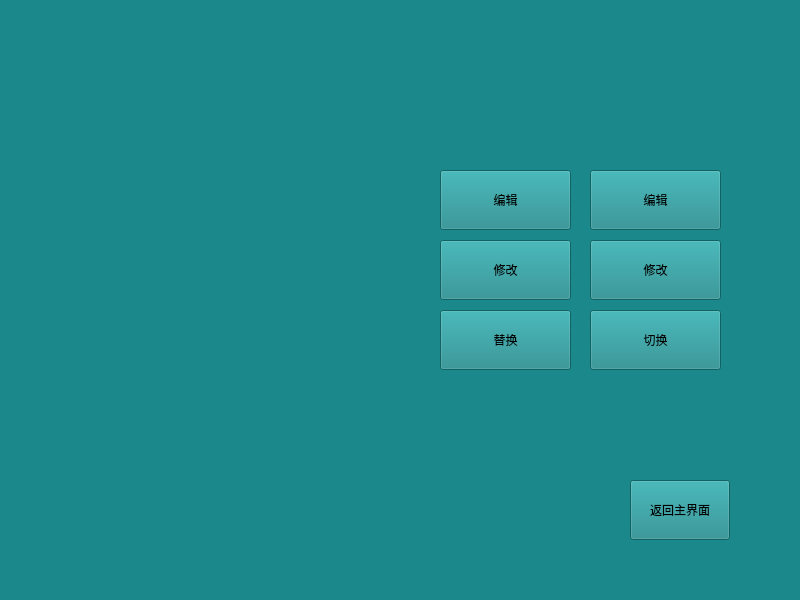
Above: ColorSelect/page_05.ui from ChihiroFairy/MyCode before the change. Below: the same form after it.
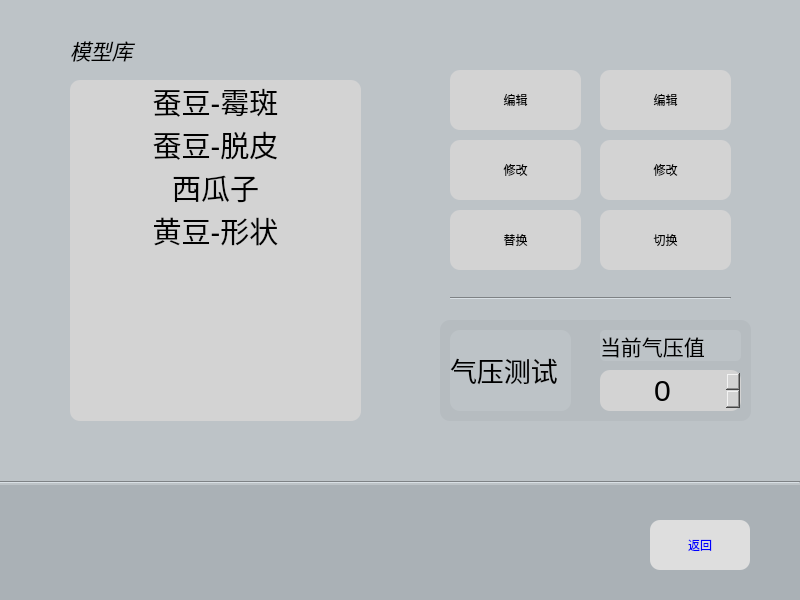
That is the form after the change. Icons and pictures are not drawn.

Diff of the .ui file:
```diff
--- a/ColorSelect/page_05.ui
+++ b/ColorSelect/page_05.ui
@@ -10,35 +10,60 @@
     <height>600</height>
    </rect>
   </property>
+  <property name="minimumSize">
+   <size>
+    <width>800</width>
+    <height>600</height>
+   </size>
+  </property>
   <property name="windowTitle">
    <string>Form</string>
   </property>
   <property name="styleSheet">
-   <string notr="true">QMainWindow,QWidget{background-color:#1b898b}
-</string>
+   <string notr="true">QMainWindow,QWidget{background-color:#bdc3c7;}</string>
   </property>
   <widget class="QPushButton" name="exitButton">
    <property name="geometry">
     <rect>
-     <x>630</x>
-     <y>480</y>
+     <x>650</x>
+     <y>520</y>
      <width>100</width>
-     <height>60</height>
+     <height>50</height>
     </rect>
    </property>
+   <property name="styleSheet">
+    <string notr="true">QPushButton{
+border-radius:10px;
+background:#dedede;
+color:blue;
+}
+QPushButton::pressed{
+background:lightyellow;
+}
+</string>
+   </property>
    <property name="text">
-    <string>返回主界面</string>
+    <string>返回</string>
    </property>
   </widget>
   <widget class="QPushButton" name="changeButton">
    <property name="geometry">
     <rect>
-     <x>590</x>
-     <y>310</y>
+     <x>600</x>
+     <y>210</y>
      <width>131</width>
      <height>60</height>
     </rect>
    </property>
+   <property name="styleSheet">
+    <string notr="true">QPushButton{
+border-radius:10px;
+background:lightgray;
+}
+QPushButton::hover{
+background:#AAB1B6;
+}</string>
+   </property>
    <property name="text">
     <string>切换</string>
    </property>
@@ -46,12 +71,21 @@
   <widget class="QPushButton" name="pushButton_3">
    <property name="geometry">
     <rect>
-     <x>590</x>
-     <y>240</y>
+     <x>600</x>
+     <y>140</y>
      <width>131</width>
      <height>60</height>
     </rect>
    </property>
+   <property name="styleSheet">
+    <string notr="true">QPushButton{
+border-radius:10px;
+background:lightgray;
+}
+QPushButton::hover{
+background:#AAB1B6;
+}</string>
+   </property>
    <property name="text">
     <string>修改</string>
    </property>
@@ -59,12 +93,21 @@
   <widget class="QPushButton" name="pushButton_4">
    <property name="geometry">
     <rect>
-     <x>590</x>
-     <y>170</y>
+     <x>600</x>
+     <y>70</y>
      <width>131</width>
      <height>60</height>
     </rect>
    </property>
+   <property name="styleSheet">
+    <string notr="true">QPushButton{
+border-radius:10px;
+background:lightgray;
+}
+QPushButton::hover{
+background:#AAB1B6;
+}</string>
+   </property>
    <property name="text">
     <string>编辑</string>
    </property>
@@ -72,12 +115,21 @@
   <widget class="QPushButton" name="pushButton_5">
    <property name="geometry">
     <rect>
-     <x>440</x>
-     <y>170</y>
+     <x>450</x>
+     <y>70</y>
      <width>131</width>
      <height>60</height>
     </rect>
    </property>
+   <property name="styleSheet">
+    <string notr="true">QPushButton{
+border-radius:10px;
+background:lightgray;
+}
+QPushButton::hover{
+background:#AAB1B6;
+}</string>
+   </property>
    <property name="text">
     <string>编辑</string>
    </property>
@@ -85,12 +137,21 @@
   <widget class="QPushButton" name="pushButton_6">
    <property name="geometry">
     <rect>
-     <x>440</x>
-     <y>310</y>
+     <x>450</x>
+     <y>210</y>
      <width>131</width>
      <height>60</height>
     </rect>
    </property>
+   <property name="styleSheet">
+    <string notr="true">QPushButton{
+border-radius:10px;
+background:lightgray;
+}
+QPushButton::hover{
+background:#AAB1B6;
+}</string>
+   </property>
    <property name="text">
     <string>替换</string>
    </property>
@@ -98,30 +159,286 @@
   <widget class="QPushButton" name="pushButton_7">
    <property name="geometry">
     <rect>
-     <x>440</x>
-     <y>240</y>
+     <x>450</x>
+     <y>140</y>
      <width>131</width>
      <height>60</height>
     </rect>
    </property>
+   <property name="styleSheet">
+    <string notr="true">QPushButton{
+border-radius:10px;
+background:lightgray;
+}
+QPushButton::hover{
+background:#AAB1B6;
+}</string>
+   </property>
    <property name="text">
     <string>修改</string>
    </property>
   </widget>
-  <widget class="QWidget" name="widget" native="true">
+  <widget class="Line" name="line">
    <property name="geometry">
     <rect>
-     <x>80</x>
-     <y>160</y>
-     <width>301</width>
-     <height>301</height>
+     <x>0</x>
+     <y>480</y>
+     <width>800</width>
+     <height>5</height>
     </rect>
    </property>
+   <property name="orientation">
+    <enum>Qt::Horizontal</enum>
+   </property>
+  </widget>
+  <widget class="QWidget" name="widget_2" native="true">
+   <property name="geometry">
+    <rect>
+     <x>0</x>
+     <y>480</y>
+     <width>801</width>
+     <height>121</height>
+    </rect>
+   </property>
    <property name="styleSheet">
-    <string notr="true">
-</string>
+    <string notr="true">QWidget{
+background:#AAB1B6;
+}</string>
    </property>
   </widget>
+  <widget class="QSpinBox" name="pressure_spinBox">
+   <property name="geometry">
+    <rect>
+     <x>600</x>
+     <y>370</y>
+     <width>141</width>
+     <height>41</height>
+    </rect>
+   </property>
+   <property name="styleSheet">
+    <string notr="true">QSpinBox::up-button {
+	subcontrol-origin:border;
+    subcontrol-position:right;
+ 	image: url(:/new/icon/icon/plus.png);
+    width: 0px;
+    height: 0px;       
+}
+QSpinBox::down-button {
+	subcontrol-origin:border;
+    subcontrol-position:left;
+ 	image: url(:/new/icon/icon/minus.png);
+    width: 0px;
+    height: 0px; 
+}
+QSpinBox{
+border-width:5px;
+border-radius:10px;
+font-size:30px;
+background:lightgray;
+}</string>
+   </property>
+   <property name="alignment">
+    <set>Qt::AlignCenter</set>
+   </property>
+  </widget>
+  <widget class="QLabel" name="label">
+   <property name="geometry">
+    <rect>
+     <x>450</x>
+     <y>330</y>
+     <width>121</width>
+     <height>81</height>
+    </rect>
+   </property>
+   <property name="styleSheet">
+    <string notr="true">QLabel{
+border-radius:10px;
+}</string>
+   </property>
+   <property name="text">
+    <string>&lt;html&gt;&lt;head/&gt;&lt;body&gt;&lt;p&gt;&lt;span style=&quot; font-size:20pt;&quot;&gt;气压测试&lt;/span&gt;&lt;/p&gt;&lt;/body&gt;&lt;/html&gt;</string>
+   </property>
+  </widget>
+  <widget class="QLabel" name="label_2">
+   <property name="geometry">
+    <rect>
+     <x>600</x>
+     <y>330</y>
+     <width>141</width>
+     <height>31</height>
+    </rect>
+   </property>
+   <property name="styleSheet">
+    <string notr="true">QLabel{
+border-radius:5px;
+}</string>
+   </property>
+   <property name="text">
+    <string>&lt;html&gt;&lt;head/&gt;&lt;body&gt;&lt;p&gt;&lt;span style=&quot; font-size:16pt;&quot;&gt;  当前气压值&lt;/span&gt;&lt;/p&gt;&lt;/body&gt;&lt;/html&gt;</string>
+   </property>
+  </widget>
+  <widget class="Line" name="line_2">
+   <property name="geometry">
+    <rect>
+     <x>450</x>
+     <y>290</y>
+     <width>281</width>
+     <height>16</height>
+    </rect>
+   </property>
+   <property name="orientation">
+    <enum>Qt::Horizontal</enum>
+   </property>
+  </widget>
+  <widget class="QWidget" name="widget_3" native="true">
+   <property name="geometry">
+    <rect>
+     <x>440</x>
+     <y>320</y>
+     <width>311</width>
+     <height>101</height>
+    </rect>
+   </property>
+   <property name="styleSheet">
+    <string notr="true">QWidget{
+border-radius:10px;
+background:#B6BCC0;
+}</string>
+   </property>
+  </widget>
+  <widget class="QListWidget" name="listWidget">
+   <property name="geometry">
+    <rect>
+     <x>70</x>
+     <y>80</y>
+     <width>291</width>
+     <height>341</height>
+    </rect>
+   </property>
+   <property name="styleSheet">
+    <string notr="true">QListWidget{
+background:lightgray;
+border-radius:10px;
+}</string>
+   </property>
+   <item>
+    <property name="text">
+     <string>蚕豆-霉斑</string>
+    </property>
+    <property name="font">
+     <font>
+      <pointsize>22</pointsize>
+     </font>
+    </property>
+    <property name="textAlignment">
+     <set>AlignCenter</set>
+    </property>
+    <property name="background">
+     <brush brushstyle="NoBrush">
+      <color alpha="255">
+       <red>0</red>
+       <green>0</green>
+       <blue>255</blue>
+      </color>
+     </brush>
+    </property>
+   </item>
+   <item>
+    <property name="text">
+     <string>蚕豆-脱皮</string>
+    </property>
+    <property name="font">
+     <font>
+      <pointsize>22</pointsize>
+     </font>
+    </property>
+    <property name="textAlignment">
+     <set>AlignCenter</set>
+    </property>
+    <property name="background">
+     <brush brushstyle="NoBrush">
+      <color alpha="255">
+       <red>0</red>
+       <green>0</green>
+       <blue>100</blue>
+      </color>
+     </brush>
+    </property>
+   </item>
+   <item>
+    <property name="text">
+     <string>西瓜子</string>
+    </property>
+    <property name="font">
+     <font>
+      <pointsize>22</pointsize>
+     </font>
+    </property>
+    <property name="textAlignment">
+     <set>AlignCenter</set>
+    </property>
+    <property name="background">
+     <brush brushstyle="NoBrush">
+      <color alpha="100">
+       <red>0</red>
+       <green>0</green>
+       <blue>100</blue>
+      </color>
+     </brush>
+    </property>
+   </item>
+   <item>
+    <property name="text">
+     <string>黄豆-形状</string>
+    </property>
+    <property name="font">
+     <font>
+      <pointsize>22</pointsize>
+     </font>
+    </property>
+    <property name="textAlignment">
+     <set>AlignCenter</set>
+    </property>
+    <property name="background">
+     <brush brushstyle="NoBrush">
+      <color alpha="255">
+       <red>0</red>
+       <green>0</green>
+       <blue>100</blue>
+      </color>
+     </brush>
+    </property>
+   </item>
+  </widget>
+  <widget class="QLabel" name="label_3">
+   <property name="geometry">
+    <rect>
+     <x>70</x>
+     <y>30</y>
+     <width>91</width>
+     <height>41</height>
+    </rect>
+   </property>
+   <property name="text">
+    <string>&lt;html&gt;&lt;head/&gt;&lt;body&gt;&lt;p&gt;&lt;span style=&quot; font-size:16pt; font-style:italic;&quot;&gt;模型库&lt;/span&gt;&lt;/p&gt;&lt;/body&gt;&lt;/html&gt;</string>
+   </property>
+  </widget>
+  <zorder>widget_2</zorder>
+  <zorder>exitButton</zorder>
+  <zorder>changeButton</zorder>
+  <zorder>pushButton_3</zorder>
+  <zorder>pushButton_4</zorder>
+  <zorder>pushButton_5</zorder>
+  <zorder>pushButton_6</zorder>
+  <zorder>pushButton_7</zorder>
+  <zorder>line</zorder>
+  <zorder>line_2</zorder>
+  <zorder>widget_3</zorder>
+  <zorder>label_2</zorder>
+  <zorder>pressure_spinBox</zorder>
+  <zorder>label</zorder>
+  <zorder>listWidget</zorder>
+  <zorder>label_3</zorder>
  </widget>
  <resources/>
  <connections/>
```
